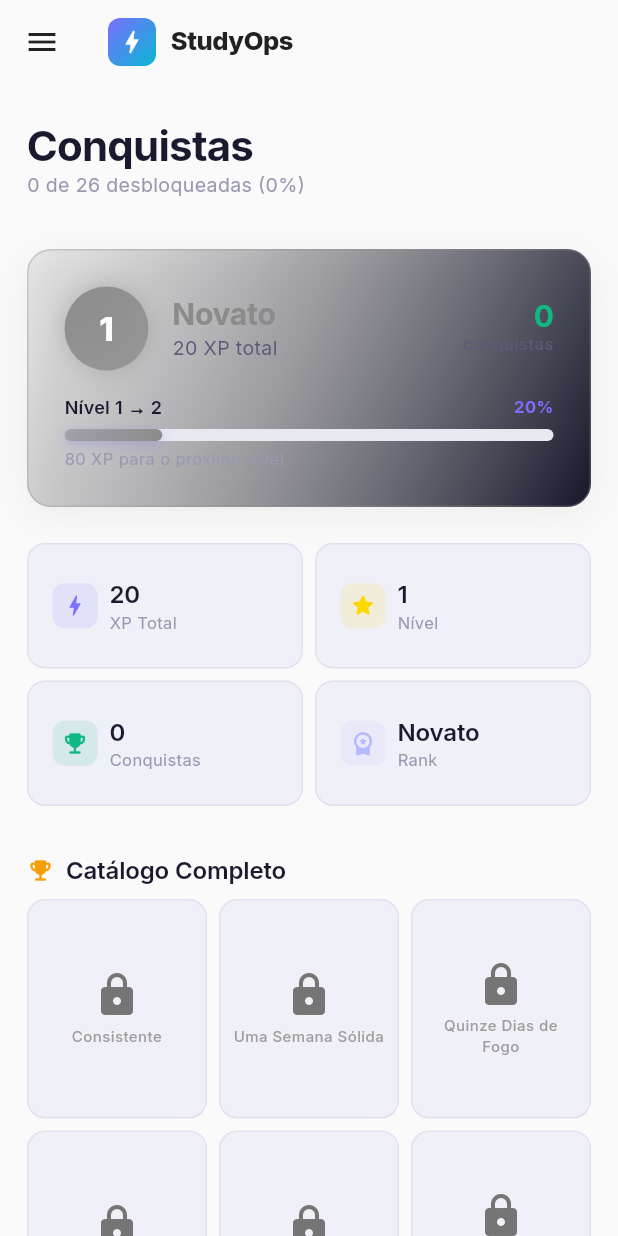
After one commit to leaovictor/studyops, a Flutter app: the AchievementsScreen screen opened by its route, on a phone screen of 412 x 824 dp. The commit adds this screen. Run offline on Flutter 3.47's test engine with Material 3 defaults, Android fonts, the phone set to English and light mode, and no system bars; our stand-ins replace audioplayers, cloud_firestore, confetti, firebase_auth, firebase_core, fl_chart and 10 more; missing offline and left inert: dart_openai, el_tooltip, fsrs; accounts and stored records are empty.

Commit message:
feat: Implement GoRouter for application navigation, introduce a responsive AppSidebar, and add an Achievements screen.

```diff
--- a/lib/app_router.dart
+++ b/lib/app_router.dart
@@ -20,6 +20,7 @@ import 'screens/flashcards_screen.dart';
 import 'screens/flashcard_study_screen.dart';
 import 'screens/admin_dashboard_screen.dart';
 import 'screens/quiz_screen.dart';
+import 'screens/achievements_screen.dart';
 import 'widgets/app_sidebar.dart';
 
 // Provides AppSidebar shell
@@ -137,6 +138,9 @@ final routerProvider = Provider<GoRouter>((ref) {
           GoRoute(
               path: '/admin', builder: (_, __) => const AdminDashboardScreen()),
           GoRoute(path: '/quiz', builder: (_, __) => const QuizScreen()),
+          GoRoute(
+              path: '/achievements',
+              builder: (_, __) => const AchievementsScreen()),
         ],
       ),
     ],
--- /dev/null
+++ b/lib/screens/achievements_screen.dart
@@ -0,0 +1,253 @@
+import 'package:flutter/material.dart';
+import 'package:flutter_riverpod/flutter_riverpod.dart';
+import 'package:flutter_staggered_animations/flutter_staggered_animations.dart';
+import '../core/design_system/design_tokens.dart';
+import '../core/design_system/typography_scale.dart';
+import '../core/design_system/spacing_system.dart';
+import '../core/gamification/gamification_engine.dart';
+import '../widgets/xp_level_card.dart';
+import '../widgets/achievements_grid.dart';
+
+/// Full Achievements & Profile screen.
+/// Sections:
+///   1. XP Level Card (hero section)
+///   2. Stats summary row (unlocked count, total XP, current streak proxy)
+///   3. Recent achievements (up to 6 unlocked)
+///   4. All achievements grid (full catalog, locked items greyed out)
+class AchievementsScreen extends ConsumerWidget {
+  const AchievementsScreen({super.key});
+
+  @override
+  Widget build(BuildContext context, WidgetRef ref) {
+    final g = ref.watch(gamificationProvider);
+    final isDark = Theme.of(context).brightness == Brightness.dark;
+
+    final unlockedCount = g.unlockedIds.length;
+    final totalCount =
+        g.unlockedAchievements.length + g.lockedAchievements.length;
+    final coveragePct = totalCount > 0
+        ? (unlockedCount / totalCount * 100).toStringAsFixed(0)
+        : '0';
+
+    return Scaffold(
+      backgroundColor: Theme.of(context).scaffoldBackgroundColor,
+      body: SafeArea(
+        bottom: false,
+        child: AnimationLimiter(
+          child: SingleChildScrollView(
+            padding: EdgeInsets.symmetric(
+              horizontal: MediaQuery.of(context).size.width >= 600 ? 28 : 18,
+              vertical: 24,
+            ),
+            child: Column(
+              crossAxisAlignment: CrossAxisAlignment.start,
+              children: AnimationConfiguration.toStaggeredList(
+                duration: const Duration(milliseconds: 400),
+                childAnimationBuilder: (widget) => SlideAnimation(
+                  verticalOffset: 40,
+                  child: FadeInAnimation(child: widget),
+                ),
+                children: [
+                  // ── Page Header ────────────────────────────────────────
+                  Row(
+                    children: [
+                      Column(
+                        crossAxisAlignment: CrossAxisAlignment.start,
+                        children: [
+                          Text(
+                            'Conquistas',
+                            style: AppTypography.displaySm.copyWith(
+                              color: isDark
+                                  ? DesignTokens.darkTextPrimary
+                                  : DesignTokens.lightTextPrimary,
+                            ),
+                          ),
+                          Text(
+                            '$unlockedCount de $totalCount desbloqueadas ($coveragePct%)',
+                            style: AppTypography.bodySm.copyWith(
+                              color: isDark
+                                  ? DesignTokens.darkTextMuted
+                                  : DesignTokens.lightTextMuted,
+                            ),
+                          ),
+                        ],
+                      ),
+                    ],
+                  ),
+                  const SizedBox(height: Spacing.xl),
+
+                  // ── Hero: XP Level Card ────────────────────────────────
+                  const XpLevelCard(),
+                  const SizedBox(height: Spacing.lg),
+
+                  // ── Stats Row ─────────────────────────────────────────
+                  _StatsRow(g: g, isDark: isDark),
+                  const SizedBox(height: Spacing.xl),
+
+                  // ── Recently Unlocked ─────────────────────────────────
+                  if (g.unlockedAchievements.isNotEmpty) ...[
+                    _SectionHeader(
+                      title: 'Recentemente Desbloqueadas',
+                      icon: Icons.new_releases_rounded,
+                      color: DesignTokens.accent,
+                      isDark: isDark,
+                    ),
+                    const SizedBox(height: Spacing.sm),
+                    const AchievementsGrid(
+                      showLocked: false,
+                      maxItems: 6,
+                    ),
+                    const SizedBox(height: Spacing.xl),
+                  ],
+
+                  // ── Full Catalog ──────────────────────────────────────
+                  _SectionHeader(
+                    title: 'Catálogo Completo',
+                    icon: Icons.emoji_events_rounded,
+                    color: DesignTokens.warning,
+                    isDark: isDark,
+                  ),
+                  const SizedBox(height: Spacing.sm),
+                  const AchievementsGrid(showLocked: true),
+                  const SizedBox(height: Spacing.xxl),
+                ],
+              ),
+            ),
+          ),
+        ),
+      ),
+    );
+  }
+}
+
+class _StatsRow extends StatelessWidget {
+  const _StatsRow({required this.g, required this.isDark});
+  final GamificationState g;
+  final bool isDark;
+
+  @override
+  Widget build(BuildContext context) {
+    final surfaceColor = isDark ? DesignTokens.darkBg3 : DesignTokens.lightBg2;
+    final borderColor =
+        isDark ? DesignTokens.darkBorder : DesignTokens.lightBorder;
+
+    final stats = [
+      (
+        label: 'XP Total',
+        value: '${g.totalXp}',
+        icon: Icons.bolt_rounded,
+        color: DesignTokens.primary,
+      ),
+      (
+        label: 'Nível',
+        value: '${g.level}',
+        icon: Icons.star_rounded,
+        color: const Color(0xFFFFD700),
+      ),
+      (
+        label: 'Conquistas',
+        value: '${g.unlockedIds.length}',
+        icon: Icons.emoji_events_rounded,
+        color: DesignTokens.accent,
+      ),
+      (
+        label: 'Rank',
+        value: g.rankLabel,
+        icon: Icons.workspace_premium_rounded,
+        color: const Color(0xFFB5B9FF),
+      ),
+    ];
+
+    return GridView.count(
+      crossAxisCount: 2,
+      shrinkWrap: true,
+      physics: const NeverScrollableScrollPhysics(),
+      mainAxisSpacing: Spacing.sm,
+      crossAxisSpacing: Spacing.sm,
+      childAspectRatio: 2.2,
+      children: stats
+          .map((s) => Container(
+                decoration: BoxDecoration(
+                  color: surfaceColor,
+                  borderRadius: DesignTokens.brMd,
+                  border: Border.all(color: borderColor),
+                ),
+                child: Padding(
+                  padding: const EdgeInsets.symmetric(
+                      horizontal: Spacing.md, vertical: Spacing.sm),
+                  child: Row(
+                    children: [
+                      Container(
+                        padding: const EdgeInsets.all(6),
+                        decoration: BoxDecoration(
+                          color: s.color.withValues(alpha: 0.12),
+                          borderRadius: DesignTokens.brSm,
+                        ),
+                        child: Icon(s.icon, color: s.color, size: 18),
+                      ),
+                      const SizedBox(width: Spacing.sm),
+                      Expanded(
+                        child: Column(
+                          crossAxisAlignment: CrossAxisAlignment.start,
+                          mainAxisAlignment: MainAxisAlignment.center,
+                          children: [
+                            Text(
+                              s.value,
+                              style: AppTypography.headingSm.copyWith(
+                                color: isDark
+                                    ? DesignTokens.darkTextPrimary
+                                    : DesignTokens.lightTextPrimary,
+                              ),
+                              maxLines: 1,
+                              overflow: TextOverflow.ellipsis,
+                            ),
+                            Text(
+                              s.label,
+                              style: AppTypography.caption.copyWith(
+                                color: isDark
+                                    ? DesignTokens.darkTextMuted
+                                    : DesignTokens.lightTextMuted,
+                              ),
+                            ),
+                          ],
+                        ),
+                      ),
+                    ],
+                  ),
+                ),
+              ))
+          .toList(),
+    );
+  }
+}
+
+class _SectionHeader extends StatelessWidget {
+  const _SectionHeader({
+    required this.title,
+    required this.icon,
+    required this.color,
+    required this.isDark,
+  });
+  final String title;
+  final IconData icon;
+  final Color color;
+  final bool isDark;
+
+  @override
+  Widget build(BuildContext context) {
+    return Row(
+      children: [
+        Icon(icon, color: color, size: 18),
+        const SizedBox(width: Spacing.sm),
+        Text(
+          title,
+          style: AppTypography.headingSm.copyWith(
+            color: isDark
+                ? DesignTokens.darkTextPrimary
+                : DesignTokens.lightTextPrimary,
+          ),
+        ),
+      ],
+    );
+  }
+}
--- a/lib/widgets/app_sidebar.dart
+++ b/lib/widgets/app_sidebar.dart
@@ -29,6 +29,10 @@ class AppSidebar extends ConsumerWidget {
     _Dest(icon: Icons.quiz_rounded, label: 'Simulado', path: '/quiz'),
     _Dest(icon: Icons.school_rounded, label: 'Matérias', path: '/subjects'),
     _Dest(icon: Icons.style_rounded, label: 'Flashcards', path: '/flashcards'),
+    _Dest(
+        icon: Icons.emoji_events_rounded,
+        label: 'Conquistas',
+        path: '/achievements'),
     _Dest(
         icon: Icons.help_outline_rounded,
         label: 'Guia do App',
```
